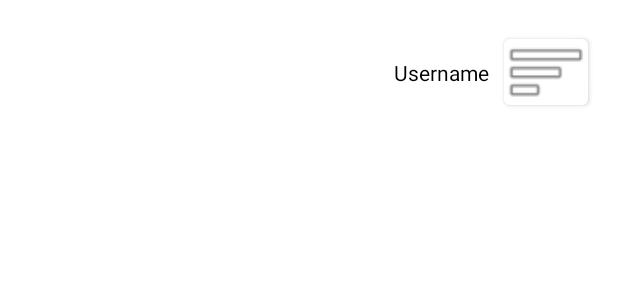
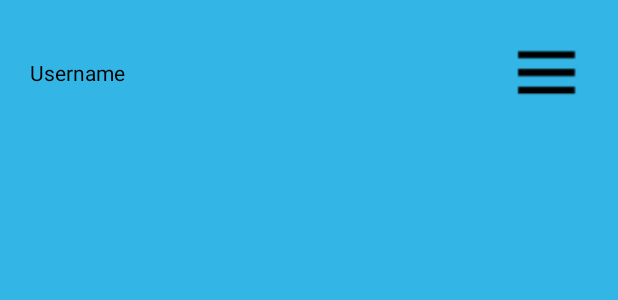
Before and after one commit to angelodias01/Quiz, an Android app: the layout activity_main_menu_user.xml on its own in the app's theme, with its tools: preview values and no code run, on a phone screen of 412 x 824 dp. Shown: the top 300 px of the screen. Run offline under Robolectric (Android 15) with nearby library versions, the phone set to English and light mode, and no system bars.

Commit message:
update on layouts

```diff
--- a/app/src/main/java/quiz/app/project/dias/dias/MainMenuUser.java
+++ b/app/src/main/java/quiz/app/project/dias/dias/MainMenuUser.java
@@ -2,13 +2,16 @@ package quiz.app.project.dias.dias;
 
 import androidx.appcompat.app.AppCompatActivity;
 
+import android.annotation.SuppressLint;
+import android.content.pm.ActivityInfo;
 import android.os.Bundle;
 
 public class MainMenuUser extends AppCompatActivity {
-
+    @SuppressLint("SourceLockedOrientationActivity")
     @Override
     protected void onCreate(Bundle savedInstanceState) {
         super.onCreate(savedInstanceState);
+        setRequestedOrientation(ActivityInfo.SCREEN_ORIENTATION_PORTRAIT);
         setContentView(R.layout.activity_main_menu_user);
     }
 }
--- a/app/src/main/res/layout/activity_main.xml
+++ b/app/src/main/res/layout/activity_main.xml
@@ -5,7 +5,6 @@
     android:layout_width="match_parent"
     android:layout_height="match_parent"
     android:background="#4BB6E8"
-    android:onClick="layout_advance"
     tools:context=".MainActivity">
 
     <ImageView
@@ -14,7 +13,6 @@
         android:layout_height="260dp"
         android:layout_marginTop="120dp"
         android:contentDescription="@string/afa"
-        android:onClick="logo_advance"
         android:scaleType="centerInside"
         app:layout_constraintEnd_toEndOf="parent"
         app:layout_constraintStart_toStartOf="parent"
@@ -28,7 +26,6 @@
         android:layout_height="94dp"
         android:isScrollContainer="false"
         android:keepScreenOn="false"
-        android:onClick="label_advance"
         android:text="@string/click_on_screen_to_continue"
         android:textAlignment="center"
         android:textAllCaps="false"
--- a/app/src/main/res/layout/activity_main_menu_user.xml
+++ b/app/src/main/res/layout/activity_main_menu_user.xml
@@ -4,6 +4,7 @@
     xmlns:tools="http://schemas.android.com/tools"
     android:layout_width="match_parent"
     android:layout_height="match_parent"
+    android:background="@android:color/holo_blue_light"
     tools:context=".MainMenuUser">
 
     <Button
@@ -12,8 +13,9 @@
         android:layout_height="56dp"
         android:layout_marginTop="20dp"
         android:layout_marginEnd="20dp"
+        android:background="#00FFFFFF"
         android:contentDescription="@string/none"
-        android:foreground="@android:drawable/ic_menu_sort_by_size"
+        android:foreground="@drawable/menuicon"
         android:foregroundGravity="center|fill"
         android:text='@string/noText'
         android:textColor="#00FFFFFF"
@@ -26,10 +28,10 @@
         android:id="@+id/tvUsername"
         android:layout_width="wrap_content"
         android:layout_height="wrap_content"
-        android:layout_marginEnd="10dp"
+        android:layout_marginStart="20dp"
         android:hint="@string/username"
         android:textColorHint="#000000"
         app:layout_constraintBottom_toBottomOf="@+id/btnAccount"
-        app:layout_constraintEnd_toStartOf="@+id/btnAccount"
+        app:layout_constraintStart_toStartOf="parent"
         app:layout_constraintTop_toTopOf="@+id/btnAccount" />
 </androidx.constraintlayout.widget.ConstraintLayout>
--- a/app/src/main/res/layout/activity_quiz_signup.xml
+++ b/app/src/main/res/layout/activity_quiz_signup.xml
@@ -70,7 +70,7 @@
         tools:ignore="LabelFor,TextContrastCheck" />
 
     <Button
-        android:id="@+id/button2"
+        android:id="@+id/btnRegister"
         android:layout_width="wrap_content"
         android:layout_height="wrap_content"
         android:layout_marginTop="60dp"
```
Also changed, not shown: app/src/main/java/quiz/app/project/dias/dias/MainActivity.java (+3 -30 lines), app/src/main/res/layout/activity_sign_up_quiz.xml (deleted, +0 -29 lines), app/src/main/res/drawable/menuicon.png (added).
